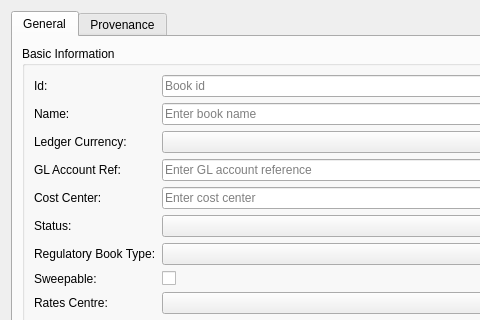
Qt form projects/ores.qt/refdata/ui/BookDetailDialog.ui (OreStudio/OreStudio) before a commit; both pictures show x 0 to 480 and y 0 to 320 of the 600 by 500 pixel window.
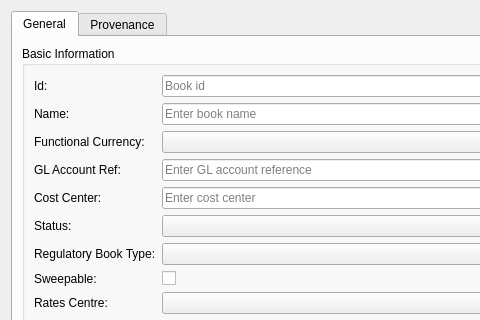
The same form after that commit. Custom widgets are drawn as their Qt base class.

Commit message: [refdata,ore,synthetic,sql,qt,doc] Rename book.ledger_ccy to functional_currency

```diff
--- a/projects/ores.qt/refdata/ui/BookDetailDialog.ui
+++ b/projects/ores.qt/refdata/ui/BookDetailDialog.ui
@@ -72,7 +72,7 @@
           <item row="2" column="0">
            <widget class="QLabel" name="labelLedgerCcy">
             <property name="text">
-             <string>Ledger Currency:</string>
+             <string>Functional Currency:</string>
             </property>
            </widget>
           </item>
```
Left out of the diff: 4 changed lines with no effect on the pictures. The commit also changes 31 other files.
